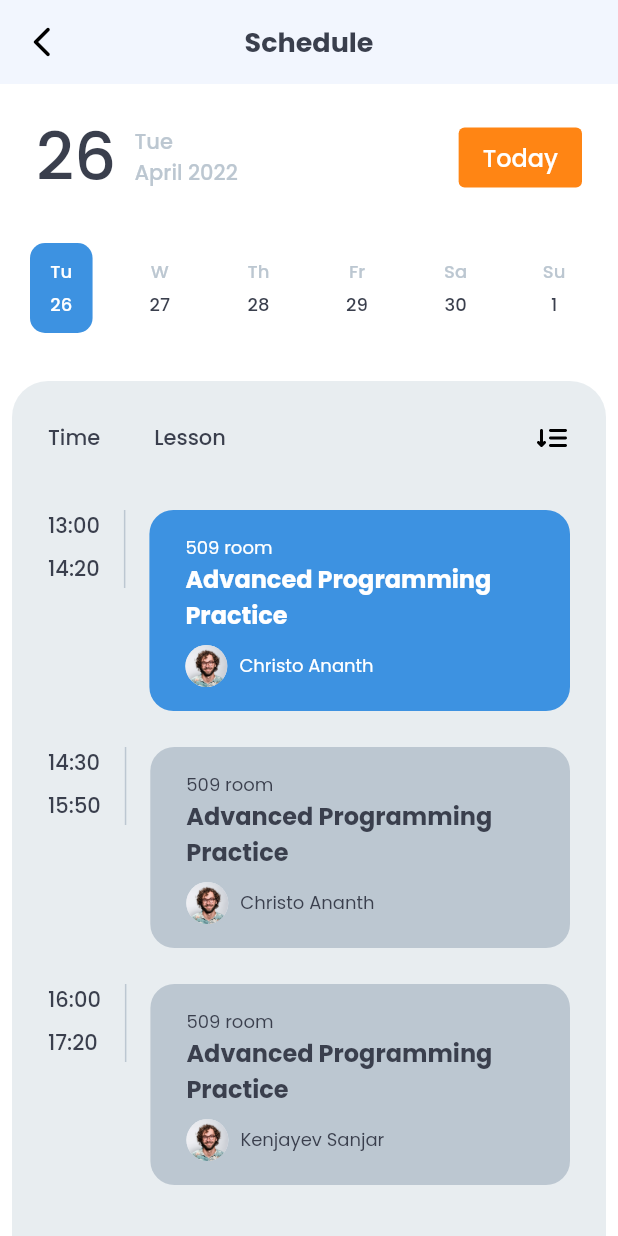
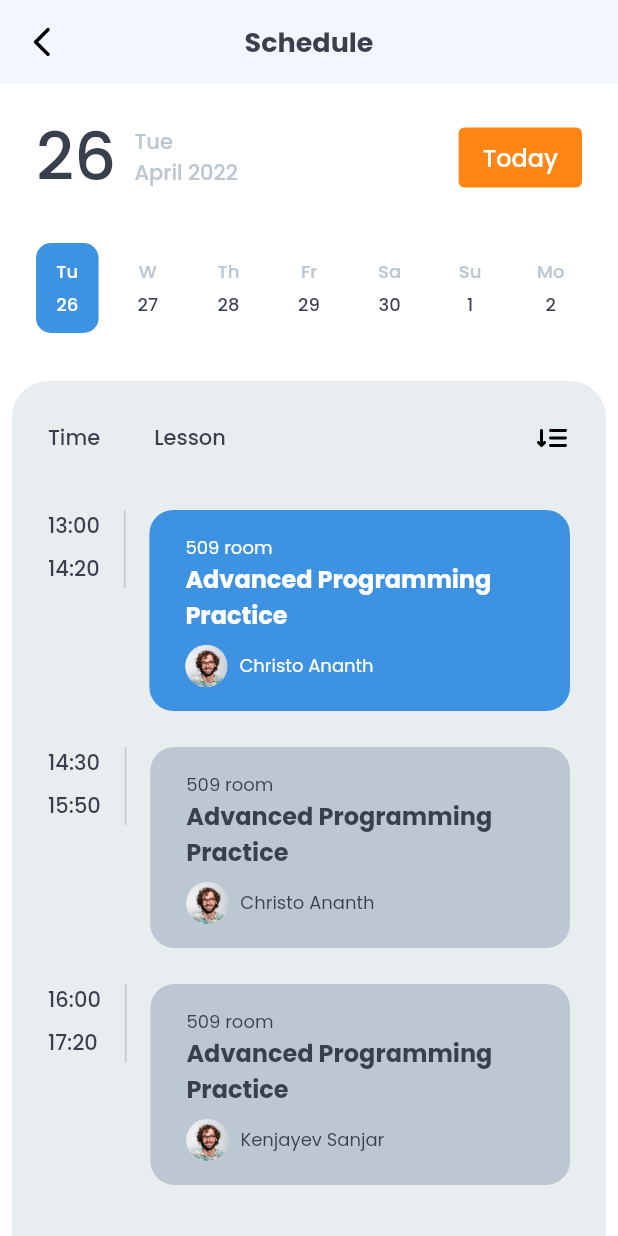
Before and after one commit to IamKhuk/SamEdu, a Flutter app: the ScheduleScreen screen opened directly, on a phone screen of 412 x 824 dp. Run offline on Flutter 3.47's test engine with Material 2 defaults, Android fonts, the phone set to English and light mode, and no system bars; our stand-ins replace carousel_slider, flutter_svg, pinput, shared_preferences; accounts and stored records are empty.

Commit message:
Schedules & Profile Screens fixed

```diff
--- a/lib/src/ui/menu/home/home_screen.dart
+++ b/lib/src/ui/menu/home/home_screen.dart
@@ -367,9 +367,7 @@ class _HomeScreenState extends State<HomeScreen> {
     setState(() {
       // _myImage = prefs.getString('avatar') ?? '';
       _firstName = prefs.getString('firstName') ?? 'Unnamed';
-      Defaults().me.firstName = prefs.getString('firstName') ?? 'Unnamed';
       _lastName = prefs.getString('lastName') ?? '';
-      Defaults().me.lastName = prefs.getString('lastName') ?? '';
     });
   }
 }
--- a/lib/src/ui/menu/schedule/schedule_screen.dart
+++ b/lib/src/ui/menu/schedule/schedule_screen.dart
@@ -127,8 +127,12 @@ class _ScheduleScreenState extends State<ScheduleScreen> {
             child: ListView.builder(
               itemCount: dateList.length,
               scrollDirection: Axis.horizontal,
+              padding: const EdgeInsets.only(left: 16),
               itemBuilder: (context, index) {
-                return GestureDetector(
+                return Row(
+                  children: [
+                    InkWell(
+                      borderRadius: BorderRadius.circular(12),
                       onTap: () {
                         setState(() {
                           selectedDate = index;
@@ -138,7 +142,6 @@ class _ScheduleScreenState extends State<ScheduleScreen> {
                       child: Container(
                         height: 60,
                         width: (MediaQuery.of(context).size.width - 120) / 7,
-                    margin: const EdgeInsets.symmetric(horizontal: 12),
                         decoration: BoxDecoration(
                           borderRadius: BorderRadius.circular(10),
                           color: selectedDate == index
@@ -179,6 +182,11 @@ class _ScheduleScreenState extends State<ScheduleScreen> {
                           ),
                         ),
                       ),
+                    ),
+                    index == dateList.length - 1
+                        ? Container()
+                        : const SizedBox(width: 12),
+                  ],
                 );
               },
             ),
```
Also changed, not shown: lib/src/ui/menu/profile/profile_screen.dart (+20 -2 lines). Lines whose indentation alone changed are shown as unchanged.
